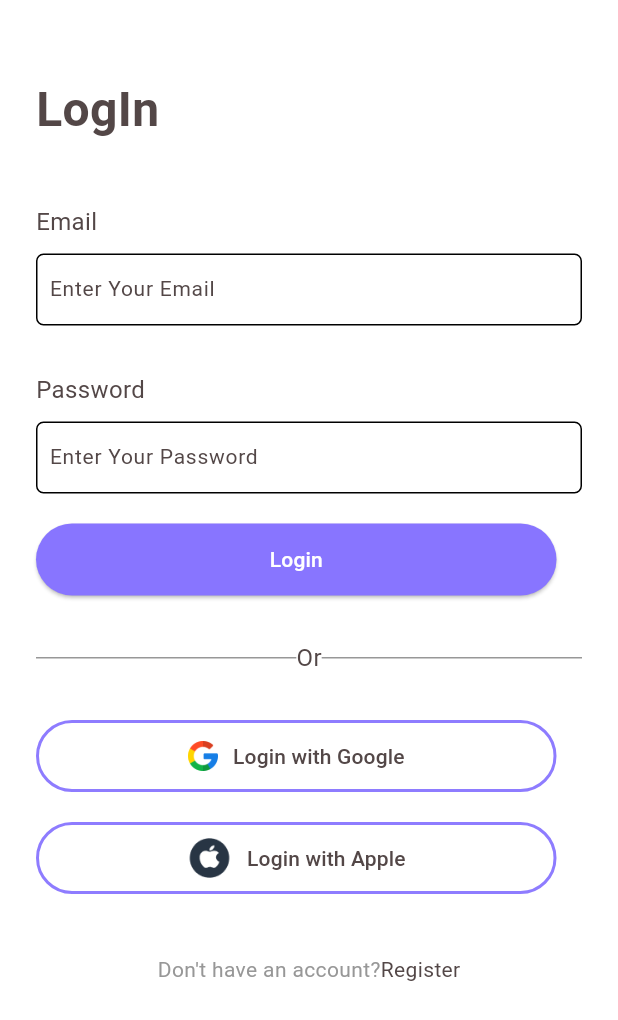
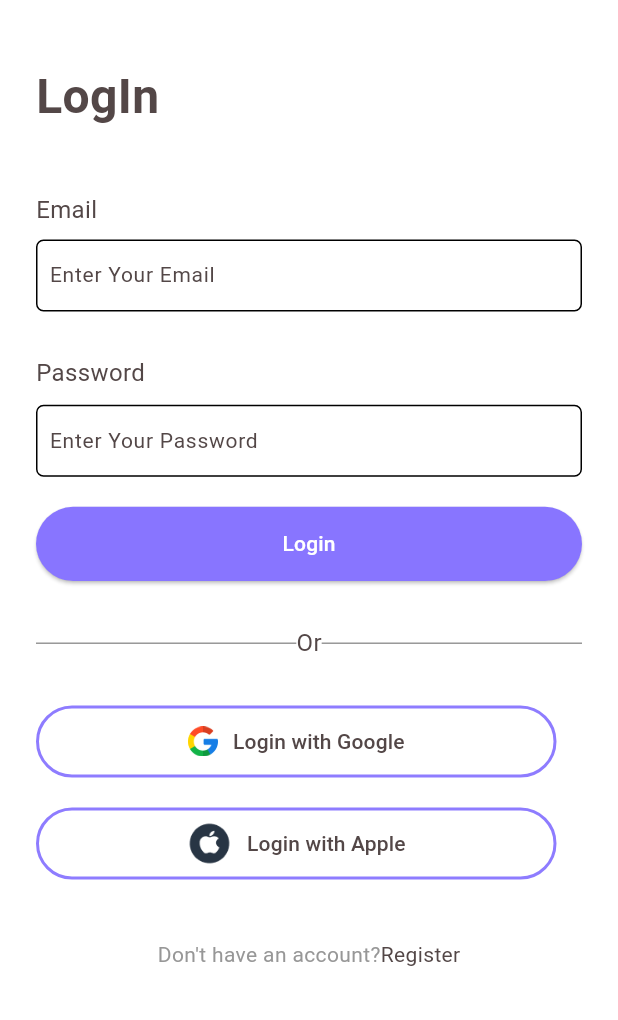
Before and after one commit to Nilav2608/notes_with_firebase, a Flutter app: the LogInPage screen opened directly with empty values, on a phone screen of 412 x 824 dp. Shown: the top 1020 px of the screen. Run offline on Flutter 3.47's test engine with Material 3 defaults, Android fonts, the phone set to English and light mode, and no system bars; our stand-ins replace cloud_firestore, firebase_auth, firebase_core, flutter_slidable, google_fonts, google_sign_in and 1 more; accounts and stored records are empty.

Commit message:
Login and register button mediawuery width and height is specified

```diff
--- a/lib/view/pages/login_page.dart
+++ b/lib/view/pages/login_page.dart
@@ -22,6 +22,8 @@ var diag = Dialogs();
 class _LogInPageState extends State<LogInPage> {
   @override
   Widget build(BuildContext context) {
+    final double screenWidht = MediaQuery.of(context).size.width;
+    final double screenHeight = MediaQuery.of(context).size.height;
     TextEditingController emailController = TextEditingController();
     TextEditingController passwordController = TextEditingController();
 
@@ -43,11 +45,12 @@ class _LogInPageState extends State<LogInPage> {
             ),
             child: Form(
               key: key,
+              child: Expanded(
                 child: Column(
                   crossAxisAlignment: CrossAxisAlignment.start,
                   children: [
-                  const SizedBox(
-                    height: 50,
+                    SizedBox(
+                      height: screenHeight * 0.05,
                     ),
                     Text(
                       "LogIn",
@@ -56,8 +59,8 @@ class _LogInPageState extends State<LogInPage> {
                           fontSize: 32,
                           fontWeight: FontWeight.bold),
                     ),
-                  const SizedBox(
-                    height: 40,
+                     SizedBox(
+                      height: screenHeight * 0.05,
                     ),
                     Text(
                       "Email",
@@ -66,8 +69,8 @@ class _LogInPageState extends State<LogInPage> {
                         fontSize: 16,
                       ),
                     ),
-                  const SizedBox(
-                    height: 10,
+                     SizedBox(
+                      height: screenHeight * 0.01,
                     ),
                     MyTextField(
                         controller: emailController,
@@ -86,8 +89,8 @@ class _LogInPageState extends State<LogInPage> {
                       provider.isTrue ? "Invaid user name" : "",
                       style: const TextStyle(color: Colors.red),
                     ),
-                  const SizedBox(
-                    height: 10,
+                     SizedBox(
+                      height: screenHeight * 0.01,
                     ),
                     Text(
                       "Password",
@@ -187,6 +190,7 @@ class _LogInPageState extends State<LogInPage> {
             ),
           ),
         ),
+      ),
     );
   }
 }
--- a/lib/view/pages/register_page.dart
+++ b/lib/view/pages/register_page.dart
@@ -62,7 +62,7 @@ final GlobalKey<ScaffoldState> scaffoldKey = GlobalKey<ScaffoldState>();
                 crossAxisAlignment: CrossAxisAlignment.start,
                 children: [
                   SizedBox(
-                    height: screenHeight * 0.04,
+                    height: screenHeight * 0.03,
                   ),
                   Text(
                     "Register",
@@ -73,7 +73,7 @@ final GlobalKey<ScaffoldState> scaffoldKey = GlobalKey<ScaffoldState>();
                     ),
                   ),
                   SizedBox(
-                    height: screenHeight * 0.03,
+                    height: screenHeight * 0.02,
                   ),
                   Text(
                     "Email",
@@ -158,7 +158,7 @@ final GlobalKey<ScaffoldState> scaffoldKey = GlobalKey<ScaffoldState>();
                     },
                   ),
                   SizedBox(
-                    height: screenHeight * 0.04,
+                    height: screenHeight * 0.03,
                   ),
                   LogInSignUpButton(
                     onPressed: () {
--- a/lib/view/utils/loginSignUp_buttons.dart
+++ b/lib/view/utils/loginSignUp_buttons.dart
@@ -9,9 +9,11 @@ class LogInSignUpButton extends StatelessWidget {
 
   @override
   Widget build(BuildContext context) {
+    final double screenWidth = MediaQuery.of(context).size.width;
+    final double screenHeight = MediaQuery.of(context).size.height;
     return SizedBox(
-      height: 48,
-      width: 347,
+      height: screenWidth*0.12,
+      width: screenHeight*3,
       child: ElevatedButton(
           onPressed: onPressed,
           style: const ButtonStyle(
```
Also changed, not shown: lib/view/pages/edit_note.dart (+11 -1 lines), lib/view/pages/home_page.dart (+7 -11 lines). Lines whose indentation alone changed are shown as unchanged.
